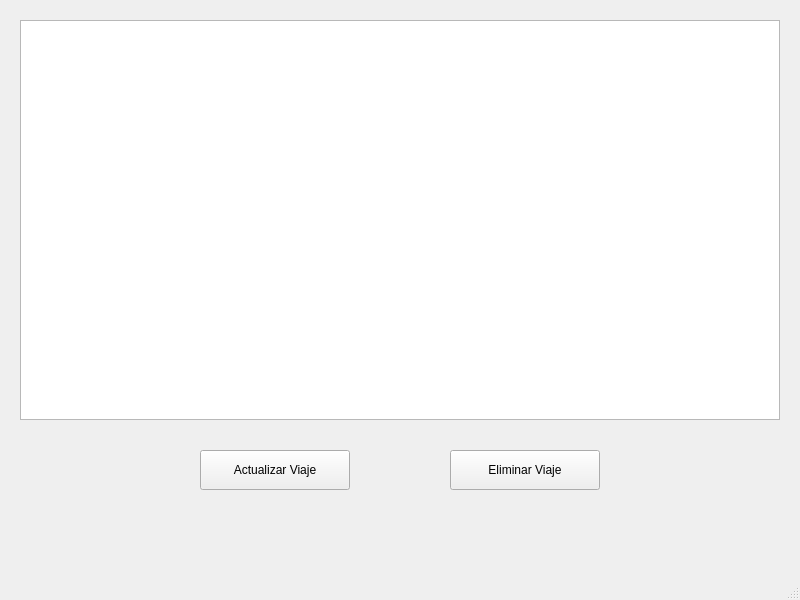
Before: the Qt Designer form misviajes.ui in ilopjim13/PersistenciaDatos_PyQT, drawn with Qt 5.
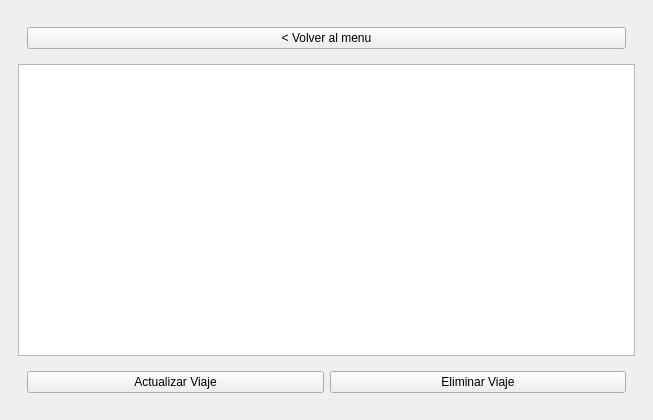
After: the same form once the commit is applied.

```diff
--- a/misviajes.ui
+++ b/misviajes.ui
@@ -6,51 +6,60 @@
    <rect>
     <x>0</x>
     <y>0</y>
-    <width>800</width>
-    <height>600</height>
+    <width>653</width>
+    <height>420</height>
    </rect>
   </property>
   <property name="windowTitle">
    <string>Gestión de Viajes</string>
   </property>
   <widget class="QWidget" name="centralwidget">
-   <widget class="QTableWidget" name="tabla_viajes">
-    <property name="geometry">
-     <rect>
-      <x>20</x>
-      <y>20</y>
-      <width>760</width>
-      <height>400</height>
-     </rect>
-    </property>
-   </widget>
+   <layout class="QVBoxLayout" name="verticalLayout_3">
+    <item>
+     <widget class="QWidget" name="widget" native="true">
+      <layout class="QVBoxLayout" name="verticalLayout">
+       <item>
+        <widget class="QWidget" name="widget" native="true">
+         <layout class="QHBoxLayout" name="horizontalLayout">
+          <item>
+           <widget class="QPushButton" name="boton_volver_menu">
+            <property name="text">
+             <string>&lt; Volver al menu</string>
+            </property>
+           </widget>
+          </item>
+         </layout>
+        </widget>
+       </item>
+       <item>
+        <widget class="QTableWidget" name="tabla_viajes"/>
+       </item>
+       <item>
+        <widget class="QWidget" name="widget" native="true">
+         <layout class="QHBoxLayout" name="horizontalLayout_2">
+          <item>
    <widget class="QPushButton" name="boton_actualizar">
-    <property name="geometry">
-     <rect>
-      <x>200</x>
-      <y>450</y>
-      <width>150</width>
-      <height>40</height>
-     </rect>
-    </property>
     <property name="text">
      <string>Actualizar Viaje</string>
     </property>
    </widget>
+          </item>
+          <item>
    <widget class="QPushButton" name="boton_eliminar">
-    <property name="geometry">
-     <rect>
-      <x>450</x>
-      <y>450</y>
-      <width>150</width>
-      <height>40</height>
-     </rect>
-    </property>
     <property name="text">
      <string>Eliminar Viaje</string>
     </property>
    </widget>
-  </widget>
-  <widget class="QStatusBar" name="statusbar"/>
- </widget>
+          </item>
+         </layout>
+        </widget>
+       </item>
+      </layout>
+     </widget>
+    </item>
+   </layout>
+  </widget>
+ </widget>
+ <resources/>
+ <connections/>
 </ui>
```
Lines whose indentation alone changed are shown as unchanged.
